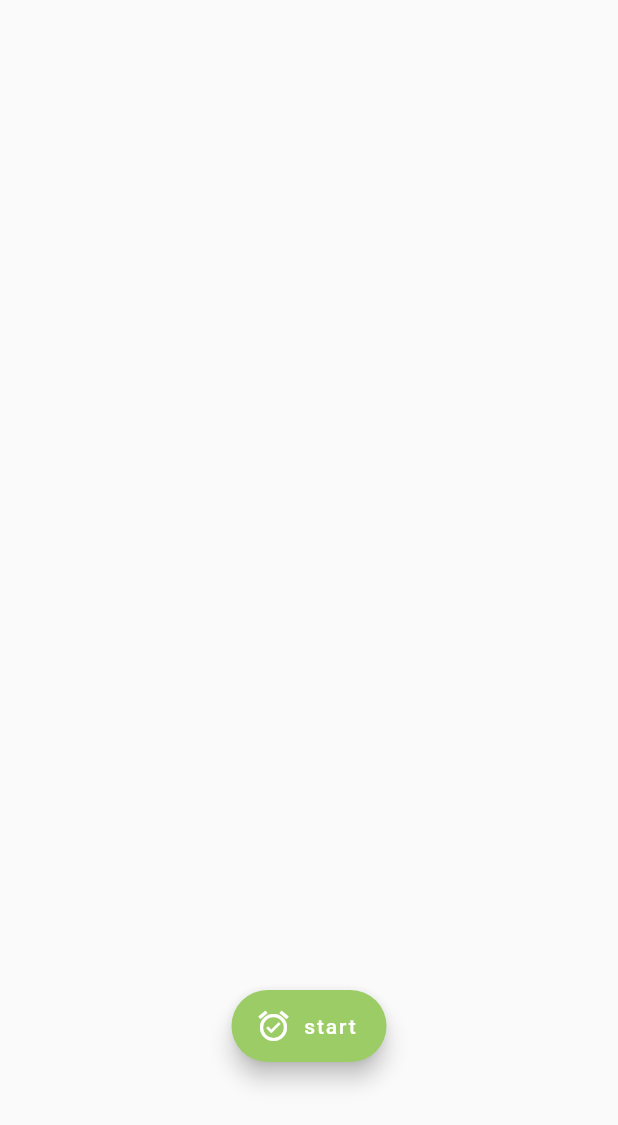
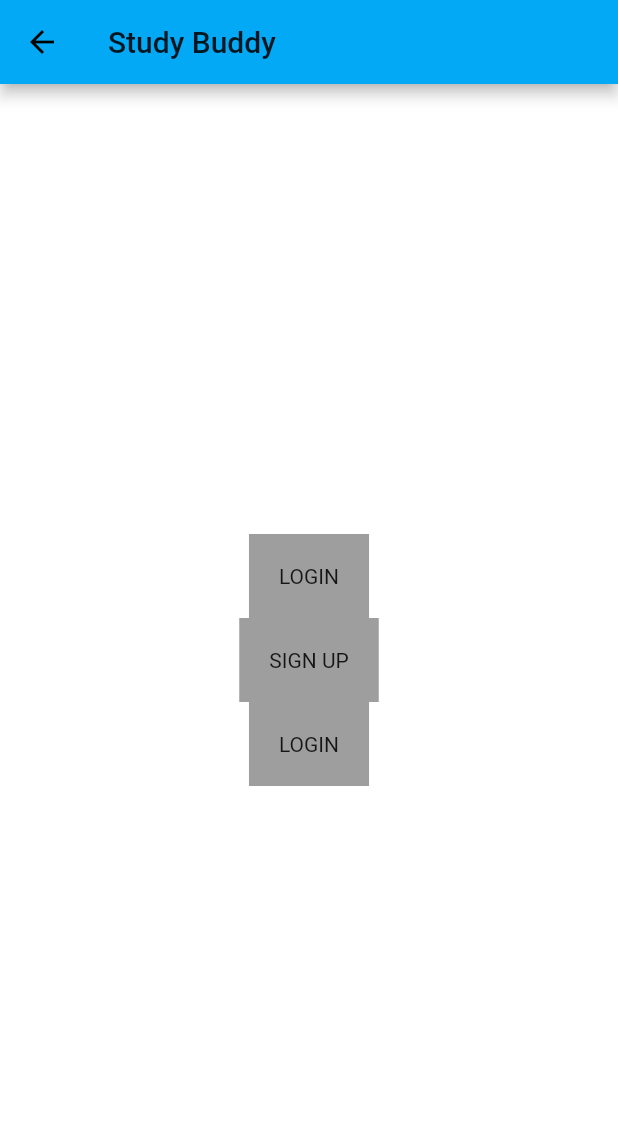
Before and after one commit to peilinye/orbital-buddy, a Flutter app: the screen it shows after launch, after a tap on "start", on a phone screen of 412 x 824 dp. Shown: the top 1125 px of the screen. Run offline on Flutter 3.47's test engine with Material 2 defaults, Android fonts, the phone set to English and light mode, and no system bars.

Commit message:
added user page

```diff
--- a/lib/main.dart
+++ b/lib/main.dart
@@ -1,4 +1,6 @@
 import 'package:flutter/material.dart';
+import 'pages/homepage.dart';
+import 'pages/user_page.dart';
 
 void main() => runApp(MyApp()); // root widget MyApp()
 
@@ -9,34 +11,10 @@ class MyApp extends StatelessWidget {
       title: 'study buddy',
       theme: ThemeData(primaryColor: Colors.white),
       home: HomePage(),
+
+      routes: {
+        "/user" : (context) => UserPage(),
+      }
     );
   }
 }
-
-class HomePage extends StatefulWidget {
-  @override
-  _HomePageState createState() => _HomePageState();
-}
-
-class _HomePageState extends State<HomePage> {
-  final _biggerFont = TextStyle(fontSize: 18.0);
-  @override
-  Widget build(BuildContext context) {
-    return Scaffold(
-      body: Column(children: const <Widget>[
-        // menu and $$ here
-        // animals and items here
-      ]),
-      floatingActionButton: Padding(
-        padding: const EdgeInsets.only(bottom: 100),
-        child: FloatingActionButton.extended(
-          label: const Text('start'),
-          icon: const Icon(Icons.alarm_on),
-          backgroundColor: Colors.lightGreen.shade400,
-          onPressed: () {},
-        ),
-      ),
-      floatingActionButtonLocation: FloatingActionButtonLocation.centerFloat,
-    );
-  }
-}
--- /dev/null
+++ b/lib/pages/homepage.dart
@@ -0,0 +1,31 @@
+import 'package:flutter/material.dart';
+
+class HomePage extends StatefulWidget {
+  @override
+  _HomePageState createState() => _HomePageState();
+}
+
+class _HomePageState extends State<HomePage> {
+  final _biggerFont = TextStyle(fontSize: 18.0);
+  @override
+  Widget build(BuildContext context) {
+    return Scaffold(
+      body: Column(children: const <Widget>[
+        // menu and $$ here
+        // animals and items here
+      ]),
+      floatingActionButton: Padding(
+        padding: const EdgeInsets.only(bottom: 100),
+        child: FloatingActionButton.extended(
+          label: const Text('start'),
+          icon: const Icon(Icons.alarm_on),
+          backgroundColor: Colors.lightGreen.shade400,
+          onPressed: () {
+            Navigator.pushNamed(context, "/user");
+          },
+        ),
+      ),
+      floatingActionButtonLocation: FloatingActionButtonLocation.centerFloat,
+    );
+  }
+}
--- /dev/null
+++ b/lib/pages/user_page.dart
@@ -0,0 +1,37 @@
+import 'package:flutter/material.dart';
+
+class UserPage extends StatelessWidget {
+  @override
+  Widget build(BuildContext context) {
+    return Scaffold(
+      backgroundColor: Colors.white,
+      appBar: AppBar(
+        backgroundColor: Colors.lightBlue,
+        title: Text("Study Buddy"),
+      ),
+      body: Center(
+        child: Column(
+          mainAxisAlignment: MainAxisAlignment.center,
+          crossAxisAlignment: CrossAxisAlignment.center,
+          children: <Widget>[
+            Container(
+              padding: EdgeInsets.all(20.0),
+              color: Colors.grey,
+              child: Text("LOGIN"),
+            ),
+            Container(
+              padding: EdgeInsets.all(20.0),
+              color: Colors.grey,
+              child: Text("SIGN UP"),
+            ),
+            Container(
+              padding: EdgeInsets.all(20.0),
+              color: Colors.grey,
+              child: Text("LOGIN"),
+            ),
+        ],
+        ),
+      ),
+    );
+  }
+}
```
